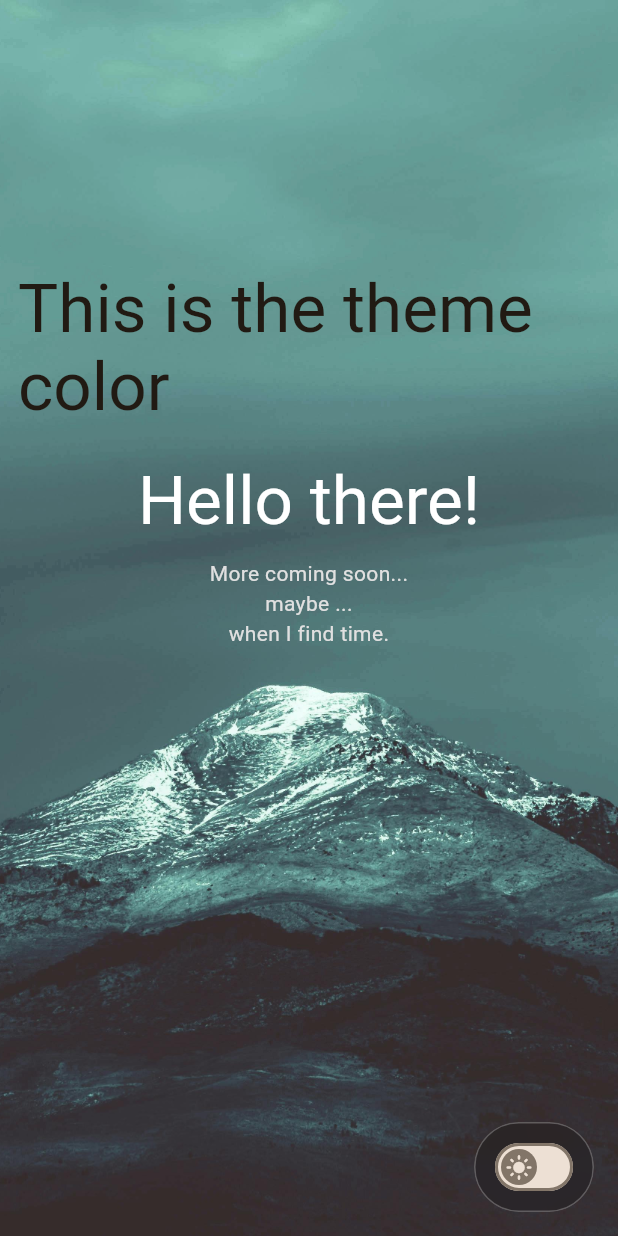
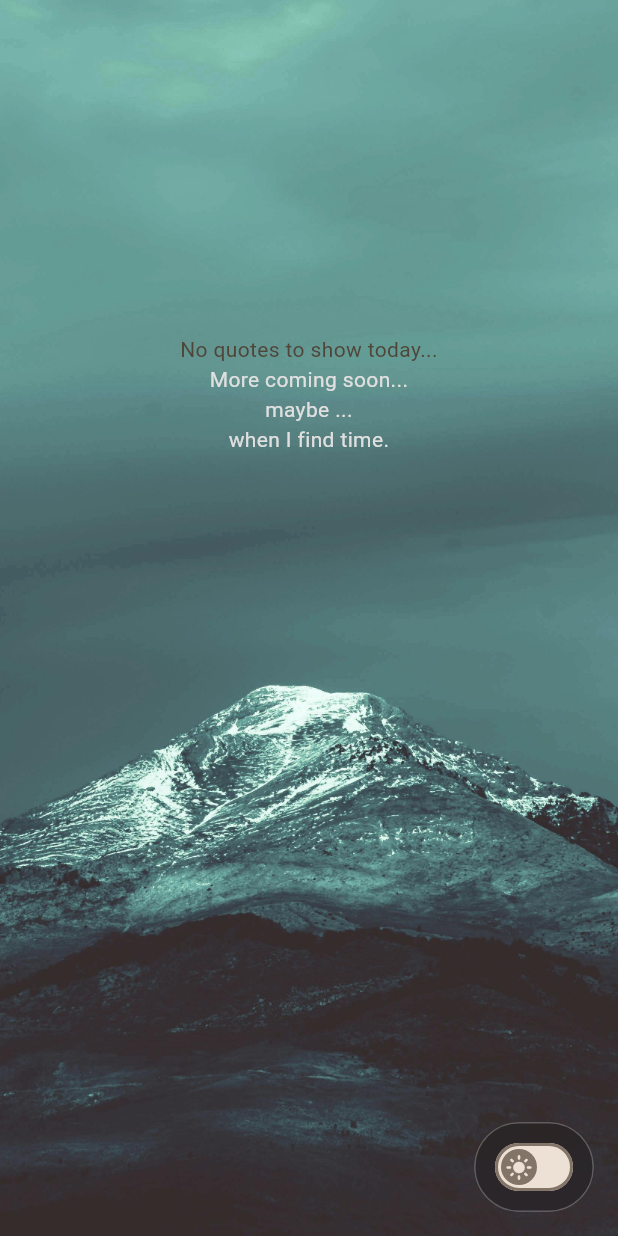
Before and after one commit to sekael/limitless, a Flutter app: the screen it shows after launch, on a phone screen of 412 x 824 dp. Run offline on Flutter 3.47's test engine with Material 3 defaults, Android fonts, the light colour scheme and no system bars; our stand-ins replace flutter_dotenv, supabase_flutter; accounts and stored records are empty.

Commit message:
feat: add supabase database with motivational quotes for display, add dev run configuration

```diff
--- /dev/null
+++ b/lib/features/quotes/data/repository.dart
@@ -0,0 +1,5 @@
+import 'package:limitless_flutter/features/quotes/domain/quote.dart';
+
+abstract class QuotesRepository {
+  Future<List<Quote>> getAll();
+}
--- /dev/null
+++ b/lib/features/quotes/domain/quote.dart
@@ -0,0 +1,13 @@
+class Quote {
+  final int id;
+  final DateTime createdAt;
+  final String quote;
+
+  const Quote({required this.id, required this.createdAt, required this.quote});
+
+  factory Quote.fromMap(Map<String, dynamic> m) => Quote(
+    id: (m['id'] as num).toInt(),
+    createdAt: DateTime.parse(m['created_at'] as String),
+    quote: m['quote'] as String,
+  );
+}
--- a/lib/pages/home.dart
+++ b/lib/pages/home.dart
@@ -1,10 +1,74 @@
+import 'dart:math';
+
 import 'package:flutter/material.dart';
 import 'package:limitless_flutter/components/text/body.dart';
 import 'package:limitless_flutter/components/text/title.dart';
 import 'package:limitless_flutter/components/theme_toggle.dart';
+import 'package:limitless_flutter/features/quotes/data/repository.dart';
+import 'package:limitless_flutter/features/quotes/domain/quote.dart';
+import 'package:provider/provider.dart';
 
-class HomePage extends StatelessWidget {
+class HomePage extends StatefulWidget {
   const HomePage({super.key});
+
+  @override
+  State<HomePage> createState() => _HomePageState();
+}
+
+class _HomePageState extends State<HomePage> with WidgetsBindingObserver {
+  Quote? _currentQuote;
+  bool _isLoading = true;
+  Object? _error;
+
+  @override
+  void initState() {
+    super.initState();
+    WidgetsBinding.instance.addObserver(this);
+    _loadAndPick();
+  }
+
+  @override
+  void dispose() {
+    WidgetsBinding.instance.removeObserver(this);
+    super.dispose();
+  }
+
+  Future<void> _loadAndPick() async {
+    setState(() {
+      _isLoading = true;
+      _error = null;
+    });
+
+    try {
+      final repo = context.read<QuotesRepository>();
+      final items = await repo.getAll();
+      if (!mounted) return;
+
+      if (items.isEmpty) {
+        setState(() {
+          _currentQuote = null;
+          _isLoading = false;
+        });
+        return;
+      }
+
+      final r = Random.secure();
+      final idx = r.nextInt(items.length);
+      final randomQuote = items[idx];
+
+      setState(() {
+        _currentQuote = randomQuote;
+        _isLoading = false;
+      });
+    } catch (e) {
+      if (!mounted) return;
+      setState(() {
+        _error = e;
+        _currentQuote = null;
+        _isLoading = false;
+      });
+    }
+  }
 
   @override
   Widget build(BuildContext context) {
@@ -26,11 +90,29 @@ class HomePage extends StatelessWidget {
                 child: Column(
                   mainAxisSize: MainAxisSize.min,
                   children: [
-                    TitleText(titleText: "This is the theme color"),
-                    TitleText(
-                      titleText: "Hello there!",
-                      colorOverride: Colors.white,
-                    ),
+                    if (_isLoading) ...[
+                      const CircularProgressIndicator(),
+                    ] else if (_error != null) ...[
+                      CenterAlignedBodyText(
+                        bodyText: 'Failed to load quotes from backend',
+                      ),
+                    ] else if (_currentQuote == null) ...[
+                      CenterAlignedBodyText(
+                        bodyText: 'No quotes to show today...',
+                      ),
+                    ] else ...[
+                      Padding(
+                        padding: const EdgeInsets.all(12.0),
+                        child: CenterAlignedBodyText(
+                          bodyText: _currentQuote!.quote.toString(),
+                          styleOverride: TextStyle(
+                            fontSize: 24,
+                            fontWeight: FontWeight.w500,
+                            color: Theme.of(context).colorScheme.onSurface,
+                          ),
+                        ),
+                      ),
+                    ],
                     CenterAlignedBodyText(
                       bodyText:
                           "More coming soon...\nmaybe ...\nwhen I find time.",
--- a/pubspec.yaml
+++ b/pubspec.yaml
@@ -12,6 +12,8 @@ dependencies:
   dynamic_color: ^1.8.1
   cupertino_icons: ^1.0.8
   provider: ^6.1.5+1
+  supabase_flutter: ^2.10.3
+  flutter_dotenv: ^6.0.0
 
 dev_dependencies:
   flutter_test:
@@ -24,6 +26,7 @@ flutter:
   assets:
     - assets/
     - assets/images/
+    - dev.env
 
 flutter_launcher_icons:
   android: true
```
Also changed, not shown: lib/features/quotes/data/repository_adapter.dart (added, +19 -0 lines), lib/main.dart (+27 -3 lines), pubspec.lock, 7 other files.
